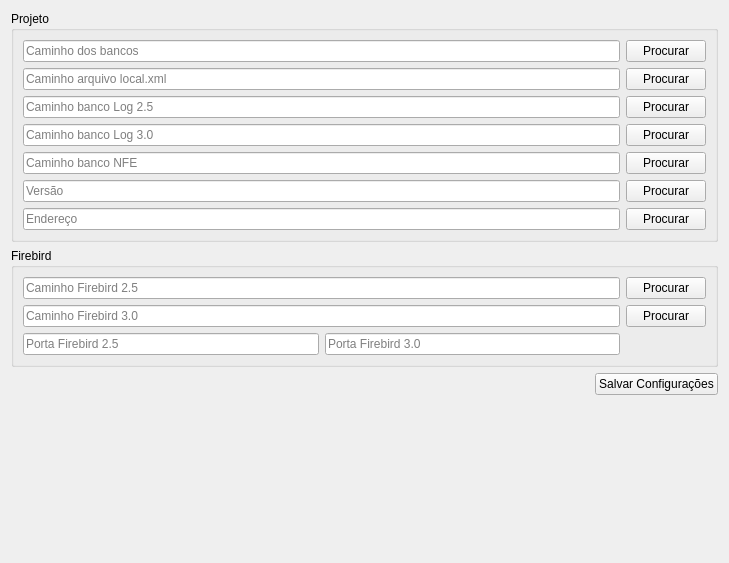
pierrecampos/pyDatabaseAdministrator, file views/ui/ConfigurationScreen.ui: the form before one commit.
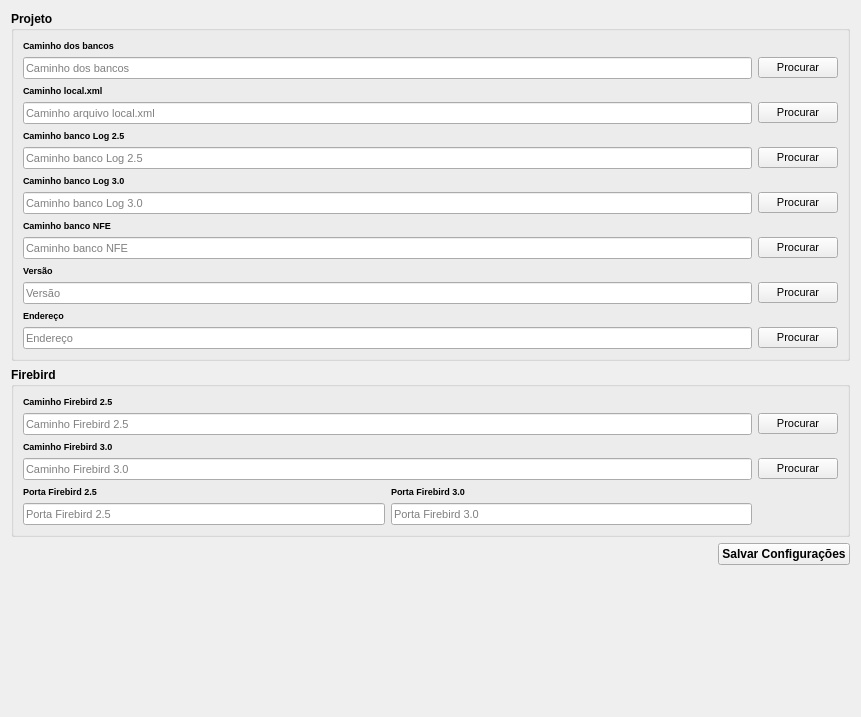
The form after the commit.

Commit message: Adicionado Labels em Configurações

Diff of the .ui file:
```diff
--- a/views/ui/ConfigurationScreen.ui
+++ b/views/ui/ConfigurationScreen.ui
@@ -6,8 +6,8 @@
    <rect>
     <x>0</x>
     <y>0</y>
-    <width>729</width>
-    <height>563</height>
+    <width>861</width>
+    <height>717</height>
    </rect>
   </property>
   <property name="windowTitle">
@@ -35,6 +35,12 @@
        <verstretch>0</verstretch>
       </sizepolicy>
      </property>
+     <property name="font">
+      <font>
+       <weight>75</weight>
+       <bold>true</bold>
+      </font>
+     </property>
      <property name="text">
       <string>Salvar Configurações</string>
      </property>
@@ -55,163 +61,504 @@
    </item>
    <item row="0" column="0" colspan="2">
     <widget class="QGroupBox" name="groupProject">
+     <property name="font">
+      <font>
+       <pointsize>9</pointsize>
+       <weight>75</weight>
+       <bold>true</bold>
+      </font>
+     </property>
      <property name="title">
       <string>Projeto</string>
      </property>
      <layout class="QGridLayout" name="gridLayout_2">
-      <item row="1" column="0">
-       <widget class="QLineEdit" name="txtLocalXml">
-        <property name="placeholderText">
-         <string>Caminho arquivo local.xml</string>
+      <item row="11" column="0">
+       <widget class="QLabel" name="label_6">
+        <property name="font">
+         <font>
+          <pointsize>7</pointsize>
+          <weight>75</weight>
+          <bold>true</bold>
+         </font>
         </property>
+        <property name="text">
+         <string>Versão</string>
+        </property>
        </widget>
       </item>
-      <item row="3" column="0">
+      <item row="0" column="0">
+       <widget class="QLabel" name="label">
+        <property name="font">
+         <font>
+          <pointsize>7</pointsize>
+          <weight>75</weight>
+          <bold>true</bold>
+         </font>
+        </property>
+        <property name="styleSheet">
+         <string notr="true"/>
+        </property>
+        <property name="text">
+         <string>Caminho dos bancos</string>
+        </property>
+        <property name="wordWrap">
+         <bool>false</bool>
+        </property>
+       </widget>
+      </item>
+      <item row="8" column="0">
        <widget class="QLineEdit" name="txtLog3_0">
+        <property name="font">
+         <font>
+          <pointsize>8</pointsize>
+          <weight>50</weight>
+          <bold>false</bold>
+         </font>
+        </property>
         <property name="placeholderText">
          <string>Caminho banco Log 3.0</string>
         </property>
        </widget>
       </item>
       <item row="5" column="0">
-       <widget class="QLineEdit" name="txtVersion">
-        <property name="placeholderText">
-         <string>Versão</string>
+       <widget class="QLabel" name="label_3">
+        <property name="font">
+         <font>
+          <pointsize>7</pointsize>
+          <weight>75</weight>
+          <bold>true</bold>
+         </font>
+        </property>
+        <property name="text">
+         <string>Caminho banco Log 2.5</string>
         </property>
        </widget>
       </item>
-      <item row="0" column="1">
-       <widget class="QPushButton" name="btnDatabasePath">
+      <item row="10" column="1">
+       <widget class="QPushButton" name="btnDatabaseNFE">
+        <property name="font">
+         <font>
+          <pointsize>8</pointsize>
+          <weight>50</weight>
+          <italic>false</italic>
+          <bold>false</bold>
+          <strikeout>false</strikeout>
+          <kerning>true</kerning>
+         </font>
+        </property>
         <property name="text">
          <string>Procurar</string>
         </property>
        </widget>
       </item>
-      <item row="1" column="1">
+      <item row="3" column="1">
        <widget class="QPushButton" name="btnLocalXml">
-        <property name="text">
-         <string>Procurar</string>
+        <property name="font">
+         <font>
+          <pointsize>8</pointsize>
+          <weight>50</weight>
+          <italic>false</italic>
+          <bold>false</bold>
+          <strikeout>false</strikeout>
+          <kerning>true</kerning>
+         </font>
         </property>
-       </widget>
-      </item>
-      <item row="4" column="0">
-       <widget class="QLineEdit" name="txtDatabaseNFE">
-        <property name="placeholderText">
-         <string>Caminho banco NFE</string>
-        </property>
-       </widget>
-      </item>
-      <item row="0" column="0">
-       <widget class="QLineEdit" name="txtDatabasesPath">
-        <property name="placeholderText">
-         <string>Caminho dos bancos</string>
-        </property>
-       </widget>
-      </item>
-      <item row="2" column="0">
-       <widget class="QLineEdit" name="txtLog2_5">
-        <property name="placeholderText">
-         <string>Caminho banco Log 2.5</string>
-        </property>
-       </widget>
-      </item>
-      <item row="6" column="0">
-       <widget class="QLineEdit" name="txtAddress">
-        <property name="placeholderText">
-         <string>Endereço</string>
-        </property>
-       </widget>
-      </item>
-      <item row="2" column="1">
-       <widget class="QPushButton" name="btnLog2_5">
         <property name="text">
          <string>Procurar</string>
         </property>
        </widget>
       </item>
-      <item row="3" column="1">
+      <item row="8" column="1">
        <widget class="QPushButton" name="btnLog3_0">
+        <property name="font">
+         <font>
+          <pointsize>8</pointsize>
+          <weight>50</weight>
+          <italic>false</italic>
+          <bold>false</bold>
+          <strikeout>false</strikeout>
+          <kerning>true</kerning>
+         </font>
+        </property>
         <property name="text">
          <string>Procurar</string>
         </property>
        </widget>
       </item>
-      <item row="4" column="1">
-       <widget class="QPushButton" name="btnDatabaseNFE">
+      <item row="7" column="0">
+       <widget class="QLabel" name="label_4">
+        <property name="font">
+         <font>
+          <pointsize>7</pointsize>
+          <weight>75</weight>
+          <bold>true</bold>
+         </font>
+        </property>
         <property name="text">
-         <string>Procurar</string>
+         <string>Caminho banco Log 3.0</string>
         </property>
        </widget>
       </item>
-      <item row="5" column="1">
+      <item row="6" column="0">
+       <widget class="QLineEdit" name="txtLog2_5">
+        <property name="font">
+         <font>
+          <pointsize>8</pointsize>
+          <weight>50</weight>
+          <bold>false</bold>
+         </font>
+        </property>
+        <property name="placeholderText">
+         <string>Caminho banco Log 2.5</string>
+        </property>
+       </widget>
+      </item>
+      <item row="12" column="1">
        <widget class="QPushButton" name="btnVersion">
+        <property name="font">
+         <font>
+          <pointsize>8</pointsize>
+          <weight>50</weight>
+          <italic>false</italic>
+          <bold>false</bold>
+          <strikeout>false</strikeout>
+          <kerning>true</kerning>
+         </font>
+        </property>
         <property name="text">
          <string>Procurar</string>
         </property>
        </widget>
       </item>
-      <item row="6" column="1">
+      <item row="14" column="1">
        <widget class="QPushButton" name="btnAddress">
+        <property name="font">
+         <font>
+          <pointsize>8</pointsize>
+          <weight>50</weight>
+          <italic>false</italic>
+          <bold>false</bold>
+          <strikeout>false</strikeout>
+          <kerning>true</kerning>
+         </font>
+        </property>
         <property name="text">
          <string>Procurar</string>
         </property>
        </widget>
       </item>
+      <item row="6" column="1">
+       <widget class="QPushButton" name="btnLog2_5">
+        <property name="font">
+         <font>
+          <pointsize>8</pointsize>
+          <weight>50</weight>
+          <italic>false</italic>
+          <bold>false</bold>
+          <strikeout>false</strikeout>
+          <kerning>true</kerning>
+         </font>
+        </property>
+        <property name="text">
+         <string>Procurar</string>
+        </property>
+       </widget>
+      </item>
+      <item row="1" column="1">
+       <widget class="QPushButton" name="btnDatabasePath">
+        <property name="font">
+         <font>
+          <pointsize>8</pointsize>
+          <weight>50</weight>
+          <italic>false</italic>
+          <bold>false</bold>
+          <strikeout>false</strikeout>
+          <kerning>true</kerning>
+         </font>
+        </property>
+        <property name="text">
+         <string>Procurar</string>
+        </property>
+       </widget>
+      </item>
+      <item row="10" column="0">
+       <widget class="QLineEdit" name="txtDatabaseNFE">
+        <property name="font">
+         <font>
+          <pointsize>8</pointsize>
+          <weight>50</weight>
+          <bold>false</bold>
+         </font>
+        </property>
+        <property name="placeholderText">
+         <string>Caminho banco NFE</string>
+        </property>
+       </widget>
+      </item>
+      <item row="2" column="0">
+       <widget class="QLabel" name="label_2">
+        <property name="font">
+         <font>
+          <pointsize>7</pointsize>
+          <weight>75</weight>
+          <bold>true</bold>
+         </font>
+        </property>
+        <property name="text">
+         <string>Caminho local.xml</string>
+        </property>
+       </widget>
+      </item>
+      <item row="13" column="0">
+       <widget class="QLabel" name="label_7">
+        <property name="font">
+         <font>
+          <pointsize>7</pointsize>
+          <weight>75</weight>
+          <bold>true</bold>
+         </font>
+        </property>
+        <property name="text">
+         <string>Endereço</string>
+        </property>
+       </widget>
+      </item>
+      <item row="9" column="0">
+       <widget class="QLabel" name="label_5">
+        <property name="font">
+         <font>
+          <pointsize>7</pointsize>
+          <weight>75</weight>
+          <bold>true</bold>
+         </font>
+        </property>
+        <property name="text">
+         <string>Caminho banco NFE</string>
+        </property>
+       </widget>
+      </item>
+      <item row="3" column="0">
+       <widget class="QLineEdit" name="txtLocalXml">
+        <property name="font">
+         <font>
+          <pointsize>8</pointsize>
+          <weight>50</weight>
+          <bold>false</bold>
+         </font>
+        </property>
+        <property name="placeholderText">
+         <string>Caminho arquivo local.xml</string>
+        </property>
+       </widget>
+      </item>
+      <item row="14" column="0">
+       <widget class="QLineEdit" name="txtAddress">
+        <property name="font">
+         <font>
+          <pointsize>8</pointsize>
+          <weight>50</weight>
+          <bold>false</bold>
+         </font>
+        </property>
+        <property name="placeholderText">
+         <string>Endereço</string>
+        </property>
+       </widget>
+      </item>
+      <item row="12" column="0">
+       <widget class="QLineEdit" name="txtVersion">
+        <property name="font">
+         <font>
+          <pointsize>8</pointsize>
+          <weight>50</weight>
+          <bold>false</bold>
+         </font>
+        </property>
+        <property name="placeholderText">
+         <string>Versão</string>
+        </property>
+       </widget>
+      </item>
+      <item row="1" column="0">
+       <widget class="QLineEdit" name="txtDatabasesPath">
+        <property name="font">
+         <font>
+          <pointsize>8</pointsize>
+          <weight>50</weight>
+          <bold>false</bold>
+         </font>
+        </property>
+        <property name="placeholderText">
+         <string>Caminho dos bancos</string>
+        </property>
+       </widget>
+      </item>
      </layout>
     </widget>
    </item>
    <item row="1" column="0" colspan="2">
     <widget class="QGroupBox" name="groupFirebird">
+     <property name="font">
+      <font>
+       <pointsize>9</pointsize>
+       <weight>75</weight>
+       <bold>true</bold>
+      </font>
+     </property>
      <property name="title">
       <string>Firebird</string>
      </property>
      <layout class="QGridLayout" name="gridLayout_3">
-      <item row="1" column="0">
-       <widget class="QLineEdit" name="txtFirebird3_0">
-        <property name="placeholderText">
+      <item row="2" column="0">
+       <widget class="QLabel" name="label_8">
+        <property name="font">
+         <font>
+          <pointsize>7</pointsize>
+          <weight>75</weight>
+          <bold>true</bold>
+         </font>
+        </property>
+        <property name="text">
          <string>Caminho Firebird 3.0</string>
         </property>
        </widget>
       </item>
-      <item row="0" column="1">
+      <item row="1" column="1">
        <widget class="QPushButton" name="btnFirebirdPath2_5">
+        <property name="font">
+         <font>
+          <pointsize>8</pointsize>
+          <weight>50</weight>
+          <italic>false</italic>
+          <bold>false</bold>
+          <strikeout>false</strikeout>
+          <kerning>true</kerning>
+         </font>
+        </property>
         <property name="text">
          <string>Procurar</string>
         </property>
        </widget>
       </item>
-      <item row="0" column="0">
+      <item row="1" column="0">
        <widget class="QLineEdit" name="txtFirebird2_5">
+        <property name="font">
+         <font>
+          <pointsize>8</pointsize>
+          <weight>50</weight>
+          <bold>false</bold>
+         </font>
+        </property>
         <property name="placeholderText">
          <string>Caminho Firebird 2.5</string>
         </property>
        </widget>
       </item>
-      <item row="1" column="1">
+      <item row="3" column="1">
        <widget class="QPushButton" name="btnFirebirdPath3_0">
+        <property name="font">
+         <font>
+          <pointsize>8</pointsize>
+          <weight>50</weight>
+          <italic>false</italic>
+          <bold>false</bold>
+          <strikeout>false</strikeout>
+          <kerning>true</kerning>
+         </font>
+        </property>
         <property name="text">
          <string>Procurar</string>
         </property>
        </widget>
       </item>
-      <item row="2" column="0">
+      <item row="3" column="0">
+       <widget class="QLineEdit" name="txtFirebird3_0">
+        <property name="font">
+         <font>
+          <pointsize>8</pointsize>
+          <weight>50</weight>
+          <bold>false</bold>
+         </font>
+        </property>
+        <property name="placeholderText">
+         <string>Caminho Firebird 3.0</string>
+        </property>
+       </widget>
+      </item>
+      <item row="4" column="0">
        <layout class="QGridLayout" name="gridFirebirdPorts">
-        <item row="0" column="1">
+        <item row="1" column="1">
          <widget class="QLineEdit" name="txtFirebirdPort3_0">
+          <property name="font">
+           <font>
+            <pointsize>8</pointsize>
+            <weight>50</weight>
+            <bold>false</bold>
+           </font>
+          </property>
           <property name="placeholderText">
            <string>Porta Firebird 3.0</string>
           </property>
          </widget>
         </item>
-        <item row="0" column="0">
+        <item row="1" column="0">
          <widget class="QLineEdit" name="txtFirebirdPort2_5">
+          <property name="font">
+           <font>
+            <pointsize>8</pointsize>
+            <weight>50</weight>
+            <bold>false</bold>
+           </font>
+          </property>
           <property name="placeholderText">
            <string>Porta Firebird 2.5</string>
           </property>
          </widget>
         </item>
+        <item row="0" column="0">
+         <widget class="QLabel" name="label_10">
+          <property name="font">
+           <font>
+            <pointsize>7</pointsize>
+            <weight>75</weight>
+            <bold>true</bold>
+           </font>
+          </property>
+          <property name="text">
+           <string>Porta Firebird 2.5</string>
+          </property>
+         </widget>
+        </item>
+        <item row="0" column="1">
+         <widget class="QLabel" name="label_11">
+          <property name="font">
+           <font>
+            <pointsize>7</pointsize>
+            <weight>75</weight>
+            <bold>true</bold>
+           </font>
+          </property>
+          <property name="text">
+           <string>Porta Firebird 3.0</string>
+          </property>
+         </widget>
+        </item>
        </layout>
       </item>
+      <item row="0" column="0">
+       <widget class="QLabel" name="label_9">
+        <property name="font">
+         <font>
+          <pointsize>7</pointsize>
+          <weight>75</weight>
+          <bold>true</bold>
+         </font>
+        </property>
+        <property name="text">
+         <string>Caminho Firebird 2.5</string>
+        </property>
+       </widget>
+      </item>
      </layout>
     </widget>
    </item>
```
The commit also changes 4 other files.
